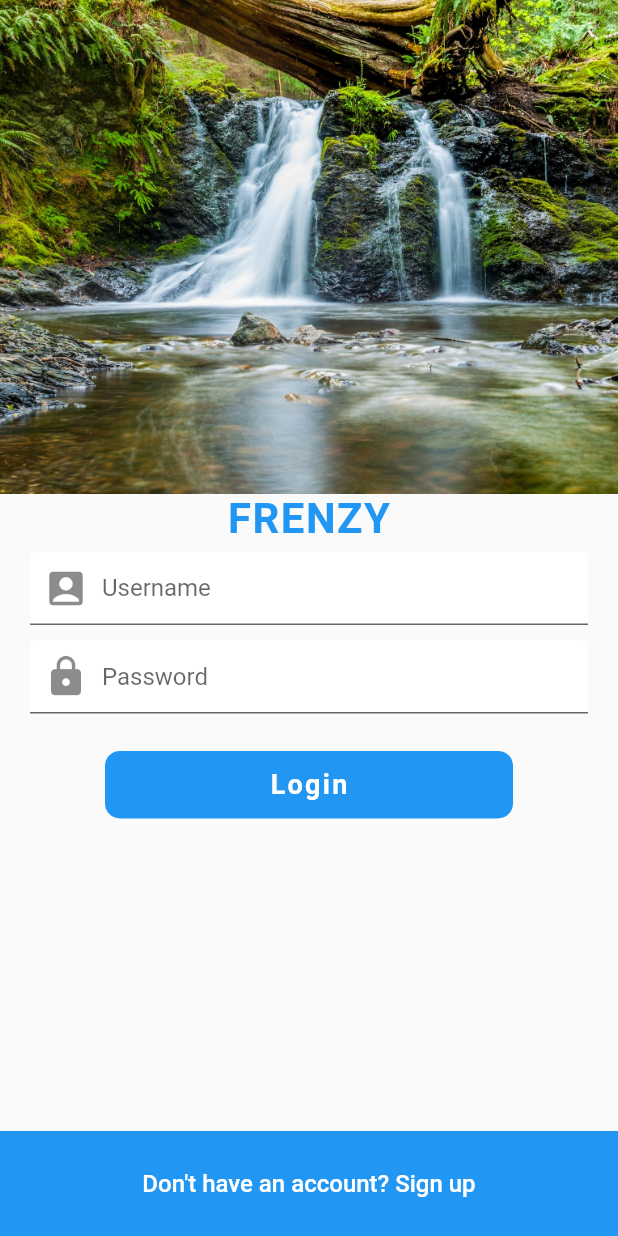
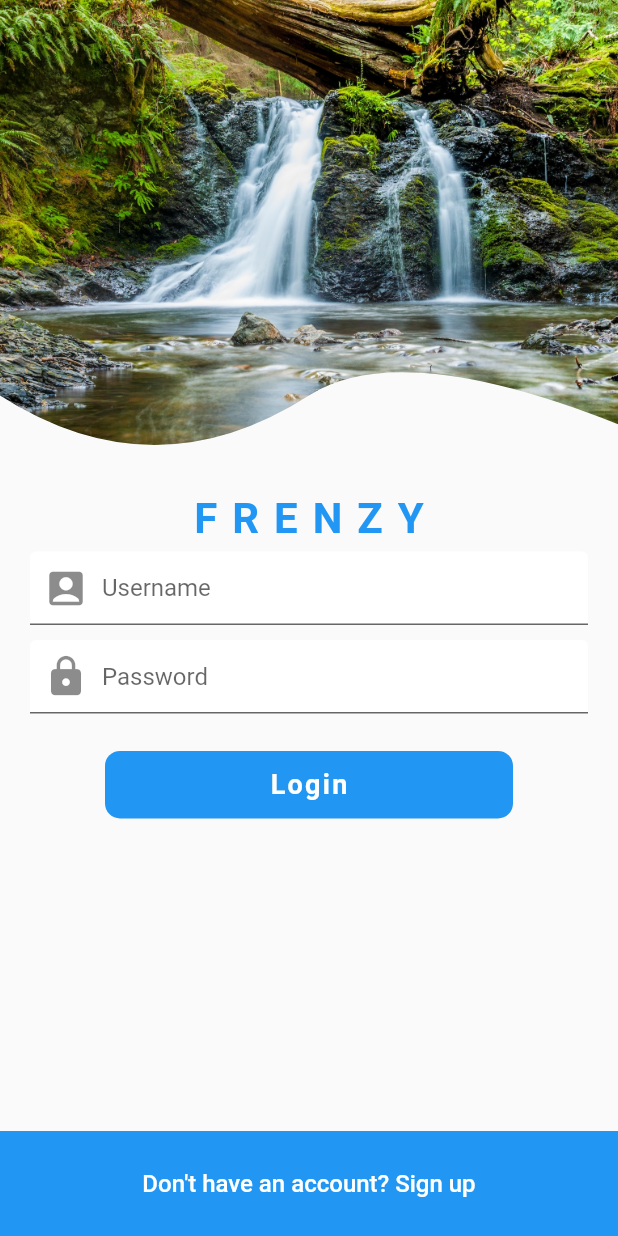
Before and after one commit to sannidhya-kushwaha/Social_Media_App_UI, a Flutter app: the screen it shows after launch, on a phone screen of 412 x 824 dp. Run offline on Flutter 3.47's test engine with Material 2 defaults, Android fonts, the phone set to English and light mode, and no system bars.

Commit message:
Login Screen Custom Clipper

```diff
--- a/lib/screens/login_screen.dart
+++ b/lib/screens/login_screen.dart
@@ -1,3 +1,4 @@
+import 'package:Social_Media_App_UI/widgets/curve_clipper.dart';
 import 'package:flutter/material.dart';
 
 class LoginScreen extends StatefulWidget {
@@ -14,11 +15,14 @@ class _LoginScreenState extends State<LoginScreen> {
           height: MediaQuery.of(context).size.height,
           child: Column(
             children: [
-              Image(
-                height: MediaQuery.of(context).size.height / 2.5,
-                width: double.infinity,
-                image: AssetImage('assets/images/login_background.jpg'),
-                fit: BoxFit.cover,
+              ClipPath(
+                clipper: CurveClipper(),
+                child: Image(
+                  height: MediaQuery.of(context).size.height / 2.5,
+                  width: double.infinity,
+                  image: AssetImage('assets/images/login_background.jpg'),
+                  fit: BoxFit.cover,
+                ),
               ),
               Text(
                 'FRENZY',
@@ -26,7 +30,7 @@ class _LoginScreenState extends State<LoginScreen> {
                   color: Theme.of(context).primaryColor,
                   fontSize: 28.0,
                   fontWeight: FontWeight.bold,
-                  letterSpacing: 1.0,
+                  letterSpacing: 10.0,
                 ),
               ),
               // SizedBox(height: 5.0),
--- /dev/null
+++ b/lib/widgets/curve_clipper.dart
@@ -0,0 +1,38 @@
+import 'package:flutter/material.dart';
+
+class CurveClipper extends CustomClipper<Path> {
+  @override
+  Path getClip(Size size) {
+    Path path = Path();
+    path.lineTo(0, 4 * size.height / 5);
+    Offset curvePoint1 = Offset(size.width / 4, size.height);
+
+    // Offset centerPoint = Offset(size.width / 2, 4 * size.height / 5);
+    Offset centerPoint = Offset(size.width / 2, 4 * size.height / 5);
+    path.quadraticBezierTo(
+      curvePoint1.dx,
+      curvePoint1.dy,
+      centerPoint.dx,
+      centerPoint.dy,
+    );
+    Offset curvePoint2 = Offset(3 * size.width / 4, 3 * size.height / 5);
+    // Offset endPoint = Offset(size.width, 4 * size.height / 5);
+
+    Offset endPoint = Offset(size.width, 4 * size.height / 2);
+
+    path.quadraticBezierTo(
+      curvePoint2.dx,
+      curvePoint2.dy,
+      endPoint.dy,
+      endPoint.dx,
+    );
+    path.lineTo(size.width, 0);
+    path.close();
+    return path;
+  }
+
+  @override
+  bool shouldReclip(CustomClipper<Path> oldClipper) {
+    return false;
+  }
+}
```
